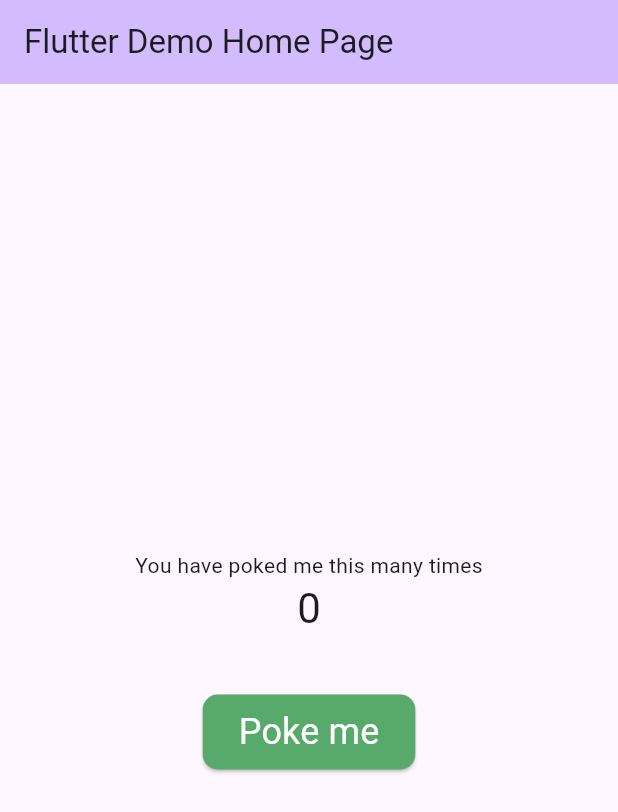
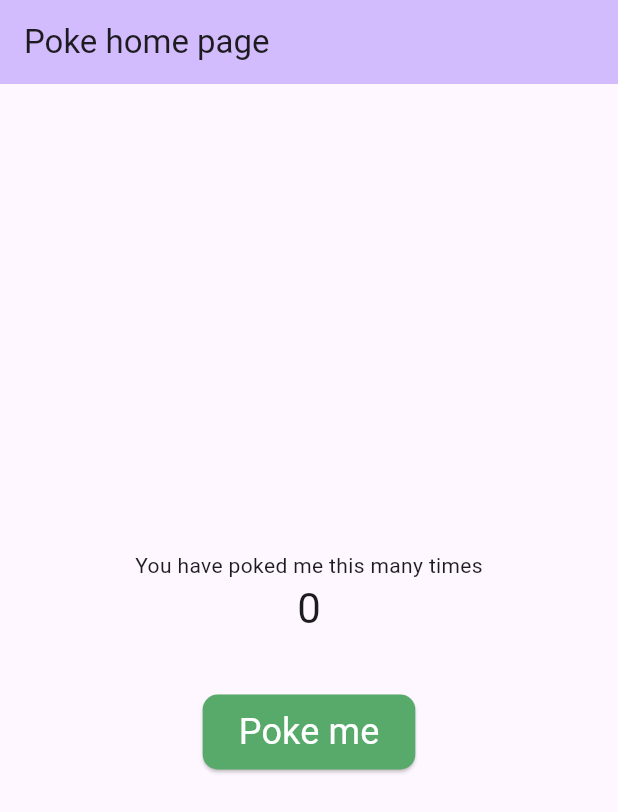
Before and after one commit to hasan-munsi/button_press_test, a Flutter app: the screen it shows after launch, on a phone screen of 412 x 824 dp. Shown: the top 812 px of the screen. Run offline on Flutter 3.47's test engine with Material 2 defaults, Android fonts, the light colour scheme and no system bars.

Commit message:
Title change

```diff
--- a/lib/main.dart
+++ b/lib/main.dart
@@ -10,12 +10,12 @@
   @override
   Widget build(BuildContext context) {
     return MaterialApp(
-      title: 'Flutter Demo',
+      title: 'Button press demo',
       theme: ThemeData(
         colorScheme: ColorScheme.fromSeed(seedColor: Colors.deepPurple),
         useMaterial3: true,
       ),
-      home: const MyHomePage(title: 'Flutter Demo Home Page'),
+      home: const MyHomePage(title: 'Poke home page'),
     );
   }
 }
```
